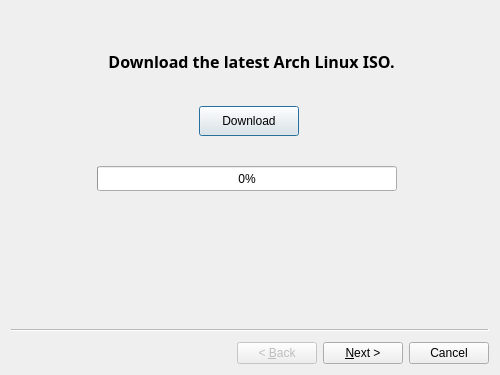
Old version of the form Installwizard.ui in the repository jacktenor/archhelp2.
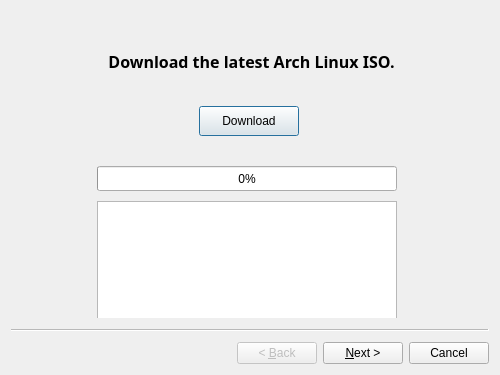
New version of the form.

Commit message: Add log views and logging helper

Diff of the .ui file:
```diff
--- a/Installwizard.ui
+++ b/Installwizard.ui
@@ -82,6 +82,16 @@
      <number>0</number>
     </property>
    </widget>
+   <widget class="QPlainTextEdit" name="logView2">
+    <property name="geometry">
+     <rect>
+      <x>86</x>
+      <y>190</y>
+      <width>300</width>
+      <height>120</height>
+     </rect>
+    </property>
+   </widget>
   </widget>
   <widget class="QWizardPage" name="partitionPage">
    <widget class="QLabel" name="driveLabel">
```
Left out of the diff: 10 changed lines with no effect on the pictures. The commit also changes 2 other files.
